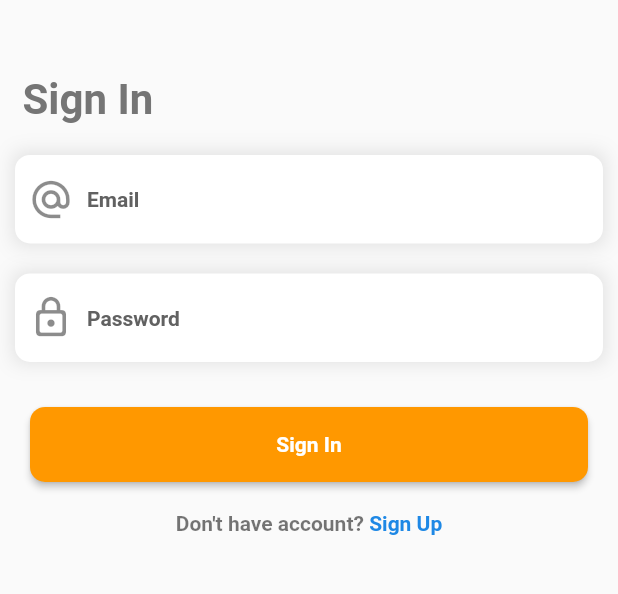
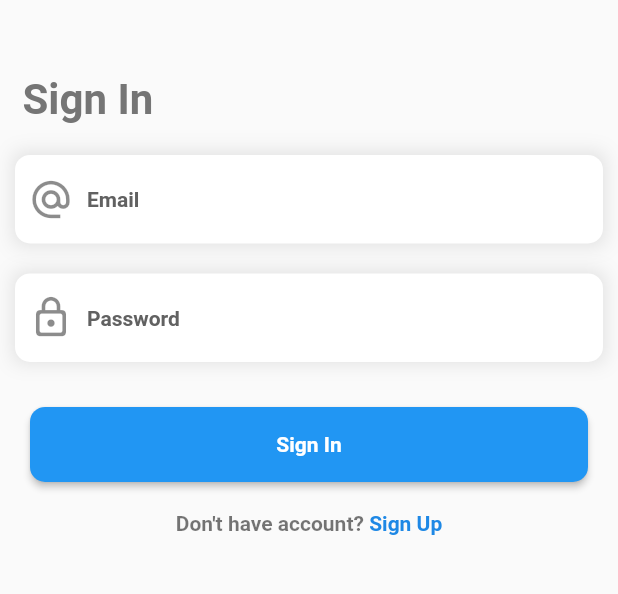
Before and after one commit to Samir-Sattarov/fluter-chat-example-, a Flutter app: the screen it shows after launch, on a phone screen of 412 x 824 dp, the part 335-929 px from its top. Run offline on Flutter 3.47's test engine with Material 2 defaults, Android fonts, the phone set to English and light mode, and no system bars; our stand-ins replace bloc, cached_network_image, cloud_firestore, firebase_auth, firebase_core, firebase_storage and 3 more; accounts and stored records are empty.

Commit message:
Добавил возможность отправлять изображения

```diff
--- a/lib/domain/entity/message_entity.dart
+++ b/lib/domain/entity/message_entity.dart
@@ -3,20 +3,25 @@ import 'package:intl/intl.dart';
 
 class MessageEntity {
   final String senderId;
-  final String message;
+  final String? message;
+  final String? receiverId;
   final String messageId;
   final bool isRead;
   final MessageEntity? replyMessage;
   final String? senderName;
-
   final DateTime createdDate;
+  final String messageType;
+  final String? image;
 
   const MessageEntity({
     required this.messageId,
     required this.senderId,
+    required this.receiverId,
     required this.message,
     required this.createdDate,
     required this.isRead,
+    required this.messageType,
+    this.image,
     this.senderName,
     this.replyMessage,
   });
@@ -24,6 +29,7 @@ class MessageEntity {
   factory MessageEntity.fromJson(json) {
     return MessageEntity(
       senderId: json['senderId'],
+      receiverId: json['receiverId'],
       message: json['message'],
       createdDate: DateTime.parse(json['createdAt'].toDate().toString()),
       messageId: json['messageId'],
@@ -32,6 +38,8 @@ class MessageEntity {
           : null,
       senderName: json['senderName'],
       isRead: json['isRead'],
+      messageType: json['messageType'],
+      image: json['image'],
     );
   }
 
@@ -40,12 +48,15 @@ class MessageEntity {
   Map<String, dynamic> toJson() {
     return {
       "senderId": senderId,
+      "receiverId": receiverId,
       "message": message,
       "createdAt": createdDate,
       "messageId": messageId,
       "replyMessage": replyMessage?.toJson(),
       "senderName": senderName,
       "isRead": isRead,
+      "messageType": messageType,
+      "image": image,
     };
   }
 }
--- a/lib/domain/entity/user_entity.dart
+++ b/lib/domain/entity/user_entity.dart
@@ -1,5 +1,5 @@
 class UserEntity {
-  final String? uid;
+  final String uid;
   String? name;
   String? surname;
   final String? email;
--- a/lib/internal/application.dart
+++ b/lib/internal/application.dart
@@ -47,7 +47,7 @@ class MyApp extends StatelessWidget {
         title: 'Flutter Demo',
         debugShowCheckedModeBanner: false,
         theme: ThemeData(
-          primarySwatch: Colors.orange,
+          primarySwatch: Colors.blue,
         ),
         home: BlocBuilder<AuthCubit, AuthState>(
           builder: (context, state) {
--- a/lib/presentation/screens/home_screen.dart
+++ b/lib/presentation/screens/home_screen.dart
@@ -57,7 +57,7 @@ class HomeScreen extends StatelessWidget {
                           title: '${data.name} ${data.surname}',
                           description: data.email!,
                           imageUrl: data.image!,
-                          uid: data.uid!,
+                          uid: data.uid,
                           onTap: () async {
                             Navigator.push(
                               context,
@@ -73,7 +73,7 @@ class HomeScreen extends StatelessWidget {
                   );
                 }
                 if (state is FailedSearch) {
-                  return const Center(child: Text("Something went wrong"));
+                  return const Center(child: Text("Failed Search"));
                 }
                 return const SizedBox();
               },
--- a/lib/presentation/screens/search_screen.dart
+++ b/lib/presentation/screens/search_screen.dart
@@ -60,7 +60,7 @@ class _SearchScreenState extends State<SearchScreen> {
                           title: '${data.name} ${data.surname}',
                           description: data.email!,
                           imageUrl: data.image!,
-                          uid: data.uid!,
+                          uid: data.uid,
                           onTap: () async {
                             Navigator.push(
                               context,
--- a/lib/presentation/widget/text_field_widget.dart
+++ b/lib/presentation/widget/text_field_widget.dart
@@ -1,20 +1,23 @@
 import 'package:flutter/material.dart';
-import 'package:google_fonts/google_fonts.dart';
 
 class TextFormFieldWidget extends StatelessWidget {
   final TextEditingController controller;
   final String hint;
-  final IconData prefixIcon;
+  final IconData? prefixIcon;
   final String? Function(String?)? validator;
   final EdgeInsets? padding;
-  const TextFormFieldWidget(
-      {Key? key,
+  final Color? color;
+  final bool enableShadow;
+  const TextFormFieldWidget({
+    Key? key,
     required this.controller,
     required this.hint,
-      required this.prefixIcon,
+    this.prefixIcon,
     this.validator,
-      this.padding})
-      : super(key: key);
+    this.padding,
+    this.color,
+    this.enableShadow = true,
+  }) : super(key: key);
 
   @override
   Widget build(BuildContext context) {
@@ -23,23 +26,25 @@ class TextFormFieldWidget extends StatelessWidget {
       child: Container(
         width: MediaQuery.of(context).size.width,
         decoration: BoxDecoration(
-          boxShadow: [
+          boxShadow: enableShadow
+              ? [
                   BoxShadow(
                     color: Colors.grey.withOpacity(0.3),
                     blurRadius: 10,
                     spreadRadius: 1,
                   )
-          ],
+                ]
+              : [],
         ),
         child: TextFormField(
           validator: validator,
           controller: controller,
           decoration: InputDecoration(
-            fillColor: Colors.white,
+            fillColor: color ?? Colors.white,
             filled: true,
             focusedBorder: OutlineInputBorder(
               borderRadius: BorderRadius.circular(10),
-              borderSide: const BorderSide(color: Colors.orange, width: 3),
+              borderSide: BorderSide(color: Colors.blue.shade500, width: 3),
             ),
             enabledBorder: OutlineInputBorder(
               borderRadius: BorderRadius.circular(10),
@@ -59,10 +64,12 @@ class TextFormFieldWidget extends StatelessWidget {
               color: Colors.grey.shade700,
               fontWeight: FontWeight.w600,
             ),
-            prefixIcon: Icon(
+            prefixIcon: prefixIcon != null
+                ? Icon(
                     prefixIcon,
                     size: 30,
-            ),
+                  )
+                : null,
           ),
         ),
       ),
--- a/pubspec.yaml
+++ b/pubspec.yaml
@@ -43,6 +43,8 @@ dependencies:
   image_picker: ^0.8.5+3
   uuid: ^3.0.6
   flutter_secure_storage: ^5.0.2
+  cached_network_image: ^3.2.1
+  flutter_keyboard_visibility: ^5.3.0
 
 dev_dependencies:
   flutter_test:
```
Also changed, not shown: lib/domain/services/message_services.dart (+45 -6 lines), lib/presentation/cubit/message/messaging_cubit.dart (+8 -3 lines), lib/presentation/screens/chat_room_screen.dart (+37 -15 lines), lib/presentation/widget/bottom_menu_widget.dart (+40 -11 lines), lib/presentation/widget/message_widget.dart (+26 -24 lines), pubspec.lock, 1 other file. Lines whose indentation alone changed are shown as unchanged.
